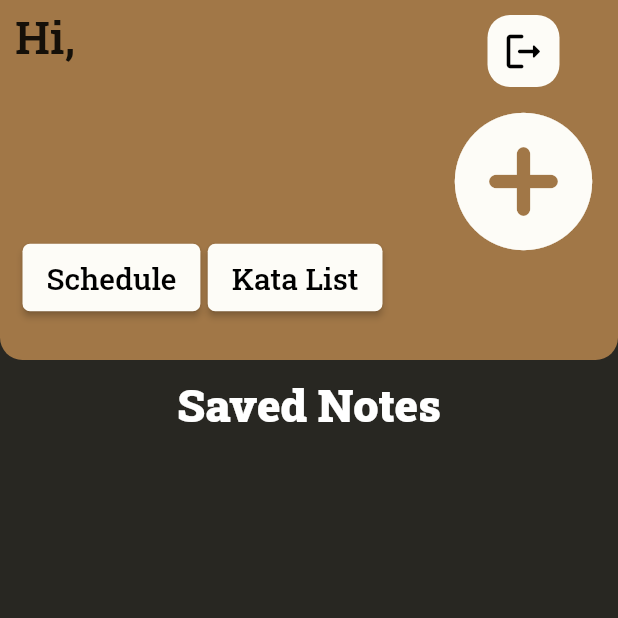
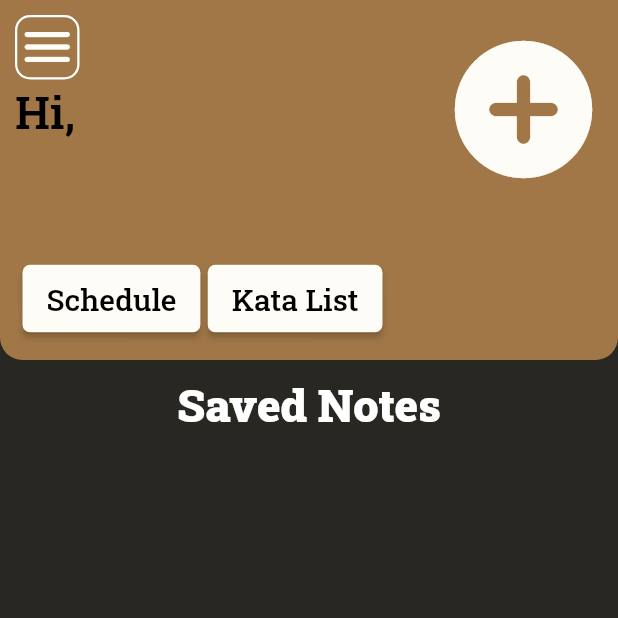
Before and after one commit to micckey/Dojo_Notes, a Flutter app: the screen it shows once a user with an empty profile is signed in, on a phone screen of 412 x 824 dp, the top half of it. Run offline on Flutter 3.47's test engine with Material 2 defaults, Android fonts, the phone set to English and light mode, and no system bars; our stand-ins replace animate_do, cloud_firestore, firebase_auth, firebase_core, flutter_screenutil, get and 3 more; accounts and stored records are empty.

Commit message:
dashboard state management and animations

```diff
--- a/lib/configurations/style.dart
+++ b/lib/configurations/style.dart
@@ -7,4 +7,7 @@ class CustomColors {
   var ButtonColor = const Color(0xfffdfcf7);
   var LightText = Colors.white;
   var DarkText = Colors.black;
+  var LinkText = Colors.blue;
+  var AlertText = Colors.red.shade900;
+  var SuccessText = Colors.green.shade600;
 }
--- a/lib/views/dashboard.dart
+++ b/lib/views/dashboard.dart
@@ -1,7 +1,8 @@
+import 'package:animate_do/animate_do.dart';
 import 'package:cloud_firestore/cloud_firestore.dart';
-import 'package:dojonotes/auth_pages/login_page.dart';
 import 'package:dojonotes/configurations/customwidgets.dart';
 import 'package:dojonotes/configurations/style.dart';
+import 'package:dojonotes/views/dashboard_drawer.dart';
 import 'package:dojonotes/views/kata_list.dart';
 import 'package:dojonotes/views/new_note.dart';
 import 'package:dojonotes/views/note_page.dart';
@@ -33,11 +34,14 @@ class _DashboardState extends State<Dashboard> {
       final docUser =
           FirebaseFirestore.instance.collection('dojo notes').doc(docID);
       await docUser.delete();
-      buildSnackBar('SUCCESS', 'Note Deleted Successfully');
+      buildSnackBar(
+          'SUCCESS', 'Note Deleted Successfully', CustomColors().SuccessText);
     } catch (e) {
-      buildSnackBar('ERROR', 'An unexpected Error occurred.\nPlease try again');
+      buildSnackBar('ERROR', 'An unexpected Error occurred.\nPlease try again',
+          CustomColors().AlertText);
     }
   }
+
 
   @override
   Widget build(BuildContext context) {
@@ -56,73 +60,75 @@ class _DashboardState extends State<Dashboard> {
             borderRadius: BorderRadius.only(
                 bottomLeft: Radius.circular(15.r),
                 bottomRight: Radius.circular(15.r))),
-        flexibleSpace: Stack(
+        flexibleSpace: Builder(builder: (context) {
+          return Stack(
             children: <Widget>[
               Positioned(
-                top: statusBarHeight + 5.h,
+                top: statusBarHeight + 10.h,
                 left: 10.w,
-                child: Text('Hi,',
-                    style: TextStyle(
-                        fontSize: 30.sp, fontWeight: FontWeight.w600))),
+                child: GestureDetector(
+                  onTap: () {
+                    Scaffold.of(context).openDrawer(); // Open the custom drawer
+                  },
+                  child: Container(
+                    decoration: BoxDecoration(
+                        border: Border.all(
+                          width: 1.5.sp,
+                          color: CustomColors().LightText,
+                        ),
+                        borderRadius: BorderRadius.circular(10)),
+                    child: Icon(
+                      Icons.menu_rounded,
+                      size: 40,
+                      color: CustomColors().ButtonColor,
+                    ),
+                  ),
+                ),
+              ),
               Positioned(
-              top: statusBarHeight + 40.h,
+                  top: statusBarHeight + 55.h,
                   left: 10.w,
-              child: FutureBuilder<Map<String, dynamic>>(
+                  child: Column(
+                    crossAxisAlignment: CrossAxisAlignment.start,
+                    mainAxisAlignment: MainAxisAlignment.center,
+                    children: [
+                      myTextWidget('Hi,', 30.sp, FontWeight.w600),
+                      // myTextWidget('Mike', 60.sp, FontWeight.w700),
+                      FutureBuilder<Map<String, dynamic>>(
                         future: getUserDetails(user.uid),
                         builder: (context, snapshot) {
-                  if (snapshot.connectionState == ConnectionState.waiting) {
+                          if (snapshot.connectionState ==
+                              ConnectionState.waiting) {
                             // Display a loading indicator while fetching data.
                             return myTextWidget('...', 60.sp, FontWeight.w700);
                           } else if (snapshot.hasData) {
                             // Data is available, access first name here.
                             String firstName = snapshot.data!['first name'];
-                    return myTextWidget(firstName, 60.sp, FontWeight.w700);
+                            return Padding(
+                              padding: const EdgeInsets.all(0),
+                              child: myTextWidget(
+                                  firstName, 60.sp, FontWeight.w700),
+                            );
                           } else {
                             // Data not found or an error occurred.
-                    return myTextWidget('Karateka', 60.sp, FontWeight.w700);
+                            return myTextWidget(
+                                'Karateka', 60.sp, FontWeight.w700);
                           }
                         },
                       ),
-            ),
+                    ],
+                  )),
               Positioned(
                 right: 0,
                 top: statusBarHeight + 10.h,
                 child: Column(
                   mainAxisAlignment: MainAxisAlignment.center,
                   children: [
-                  Container(
-                    decoration: BoxDecoration(
-                      borderRadius: BorderRadius.circular(15),
-                      // border: Border.all(color: CustomColors().ButtonColor, width: 5),
-                      color: CustomColors().ButtonColor,
-                    ),
+                    Pulse(
+                      duration: const Duration(seconds: 2),
+                      delay: const Duration(seconds: 4),
+
                       child: IconButton(
-                      onPressed: () {
-                        Get.defaultDialog(
-                            // backgroundColor: CustomColors().CardColor,
-                            title: 'Logout',
-                            middleText: 'Are you sure you want to log out?',
-                            confirm: dialogButton(
-                                buttonFunction: () {
-                                  FirebaseAuth.instance.signOut();
-                                  Get.to(() => const LoginScreen());
-                                },
-                                label: 'Yes',
-                                color: CustomColors().HighlightColor),
-                            cancel: dialogButton(
-                                buttonFunction: () {
-                                  Get.back();
-                                },
-                                color: CustomColors().HighlightColor,
-                                label: 'No'));
-                      },
-                      icon: const Icon(Icons.logout_rounded),
-                      color: Colors.black,
-                      iconSize: 30.sp,
-                      padding: const EdgeInsets.all(1),
-                    ),
-                  ),
-                  IconButton(
                         onPressed: () {
                           Get.to(() => const NewNote(), arguments: [user.uid]);
                         },
@@ -131,11 +137,12 @@ class _DashboardState extends State<Dashboard> {
                         iconSize: 110.sp,
                         // padding: EdgeInsets.all(1),
                       ),
+                    ),
                   ],
                 ),
               ),
               Positioned(
-              bottom: 30.h,
+                bottom: 16.h,
                 left: 15.w,
                 child: SizedBox(
                   height: 50.h,
@@ -158,10 +165,12 @@ class _DashboardState extends State<Dashboard> {
                     ],
                   ),
                 ),
-            )
+              ),
             ],
+          );
+        }),
       ),
-      ),
+      drawer: const MyDrawer(),
       body: Column(
         children: [
           SizedBox(
@@ -193,6 +202,7 @@ class _DashboardState extends State<Dashboard> {
                     // Data is available, access details here.
                     List<QueryDocumentSnapshot<Map<String, dynamic>>> notes =
                         snapshot.data!.docs;
+
                     return ListView.builder(
                       physics: const BouncingScrollPhysics(),
                       itemCount: notes.length,
@@ -204,6 +214,7 @@ class _DashboardState extends State<Dashboard> {
                         String technique = notes[index]['technique'];
                         String personalNote = notes[index]['personal note'];
                         String senseiNote = notes[index]['sensei note'];
+
                         return GestureDetector(
                           onTap: () {
                             String documentId = notes[index].id;
@@ -217,8 +228,10 @@ class _DashboardState extends State<Dashboard> {
                               editTimeStamp
                             ]);
                           },
+                          child: FadeInRight(
+                            duration: const Duration(milliseconds: 1500),
+                            delay: index == 0 ? const Duration(seconds: 0): const Duration(milliseconds: 1500),
                             child: Container(
-                            // height: 160,
                               width: 360,
                               margin: EdgeInsets.only(bottom: 10.h),
                               decoration: BoxDecoration(
@@ -231,15 +244,21 @@ class _DashboardState extends State<Dashboard> {
                                   mainAxisAlignment:
                                       MainAxisAlignment.spaceEvenly,
                                   children: [
-                                  buildPadding('Category: ', category),
-                                  buildPadding('Technique/ Name: ', technique),
-                                  buildPadding('Personal Note: ', personalNote),
+                                    dashboardNoteCard('Category: ', category),
+                                    dashboardNoteCard(
+                                        'Technique/ Name: ', technique),
+                                    dashboardNoteCard(
+                                      'Personal Note: ',
+                                      personalNote,
+                                    ),
                                     senseiNote != ''
-                                      ? buildPadding(
-                                          'Sensei\'s Note: ', senseiNote)
+                                        ? dashboardNoteCard(
+                                            'Sensei\'s Note: ',
+                                            senseiNote,
+                                          )
                                         : const SizedBox.shrink(),
                                     Row(
-                                    mainAxisAlignment: MainAxisAlignment.end,
+                                      mainAxisAlignment: MainAxisAlignment.center,
                                       children: [
                                         GestureDetector(
                                             onTap: () {
@@ -266,7 +285,8 @@ class _DashboardState extends State<Dashboard> {
                                                   ));
                                             },
                                             child: Icon(Icons.delete,
-                                              color: Colors.red, size: 30.sp)),
+                                                color: CustomColors().AlertText,
+                                                size: 30.sp)),
                                       ],
                                     ),
                                     SizedBox(
@@ -276,12 +296,15 @@ class _DashboardState extends State<Dashboard> {
                                 ),
                               ),
                             ),
+                          ),
                         );
                       },
                     );
                   } else {
                     // Data not found or an error occurred.
-                    return const Center(child: Text('No Notes found.'));
+                    return Center(
+                        child: myTextWidget('Add Notes to View', 15.sp,
+                            FontWeight.w400, CustomColors().LightText));
                   }
                 },
               ),
--- a/lib/views/kata_list.dart
+++ b/lib/views/kata_list.dart
@@ -1,7 +1,7 @@
 import 'package:cloud_firestore/cloud_firestore.dart';
 import 'package:dojonotes/configurations/customwidgets.dart';
 import 'package:dojonotes/configurations/style.dart';
-import 'package:dojonotes/models/kata_list.dart';
+import 'package:dojonotes/models/kata_list_model.dart';
 import 'package:dojonotes/views/kata_page.dart';
 import 'package:flutter/material.dart';
 import 'package:flutter_screenutil/flutter_screenutil.dart';
--- a/lib/views/new_note.dart
+++ b/lib/views/new_note.dart
@@ -36,11 +36,11 @@ class _NewNoteState extends State<NewNote> {
     if (_categoryController.text == '' ||
         _techniqueController.text == '' ||
         _personalNoteController.text == '') {
-      buildSnackBar('ERROR!!', 'Fill in all fields first then try again.');
+      buildSnackBar('ERROR!!', 'Fill in all fields first then try again.', CustomColors().AlertText);
     } else {
       if (userID == Null) {
         buildSnackBar('Error Adding Note',
-            'An unexpected error occurred while saving the note, please try again later');
+            'An unexpected error occurred while saving the note, please try again later', CustomColors().AlertText);
       } else {
         createNote(
             userID,
@@ -64,7 +64,7 @@ class _NewNoteState extends State<NewNote> {
       'updateAt': FieldValue.serverTimestamp()
     });
 
-    buildSnackBar('SUCCESS', 'Note added successfully');
+    buildSnackBar('SUCCESS', 'Note added successfully', CustomColors().SuccessText);
 
     Get.to(() => const Dashboard());
   }
--- a/lib/views/splash_screen.dart
+++ b/lib/views/splash_screen.dart
@@ -21,7 +21,7 @@ class _SplashScreenState extends State<SplashScreen> {
   }
 
   _provideAuth () async {
-    await Future.delayed(const Duration(milliseconds: 3000));
+    await Future.delayed(const Duration(milliseconds: 3200));
     Get.to(()=>const AuthProvider());
   }
 
--- a/pubspec.yaml
+++ b/pubspec.yaml
@@ -44,6 +44,8 @@ dependencies:
   firebase_auth: ^4.7.2
   loading_animation_widget: ^1.2.0+4
   intl:
+  animate_do: ^3.0.2
+
 
 
 dev_dependencies:
```
Also changed, not shown: lib/auth_pages/login_page.dart (+7 -7 lines), lib/auth_pages/register_page.dart (+7 -7 lines), lib/auth_pages/switch_auth_pages.dart (added, +47 -0 lines), lib/configurations/customwidgets.dart (+10 -5 lines), lib/views/dashboard_drawer.dart (added, +74 -0 lines), lib/views/kata_page.dart (+41 -22 lines), lib/views/note_page.dart (+18 -17 lines), lib/views/onboardingpage.dart (+3 -4 lines), lib/views/profile_page.dart (added, +75 -0 lines), lib/models/kata_list_model.dart (renamed from lib/models/kata_list.dart), pubspec.lock, 2 other files. Lines whose indentation alone changed are shown as unchanged.
